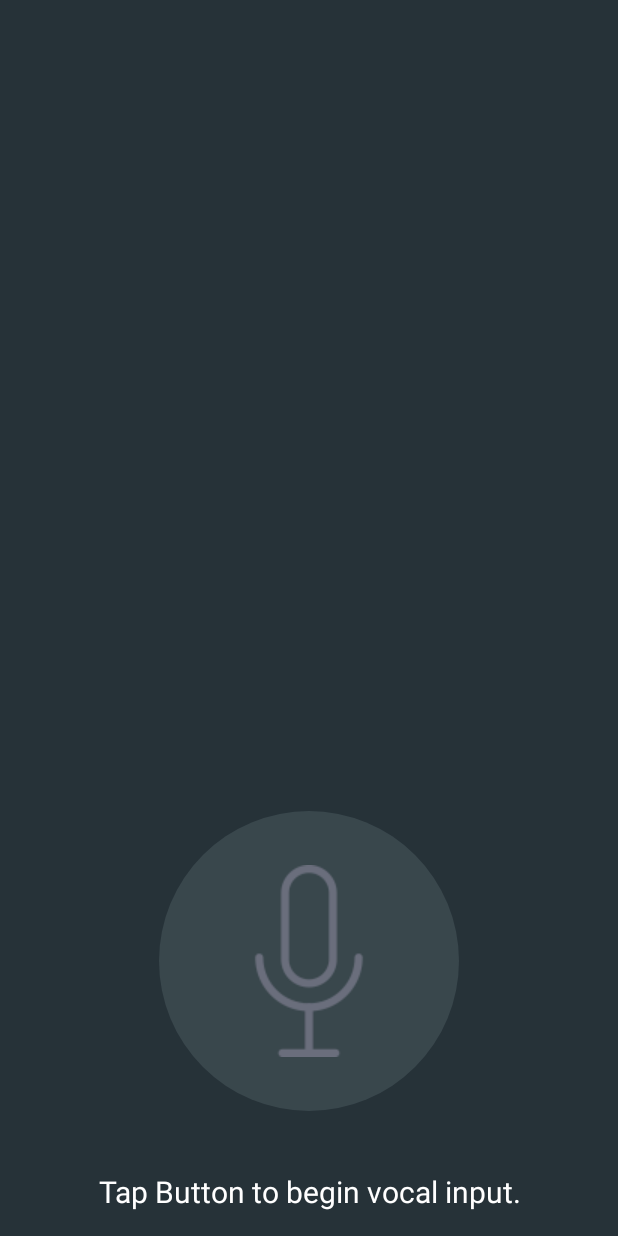
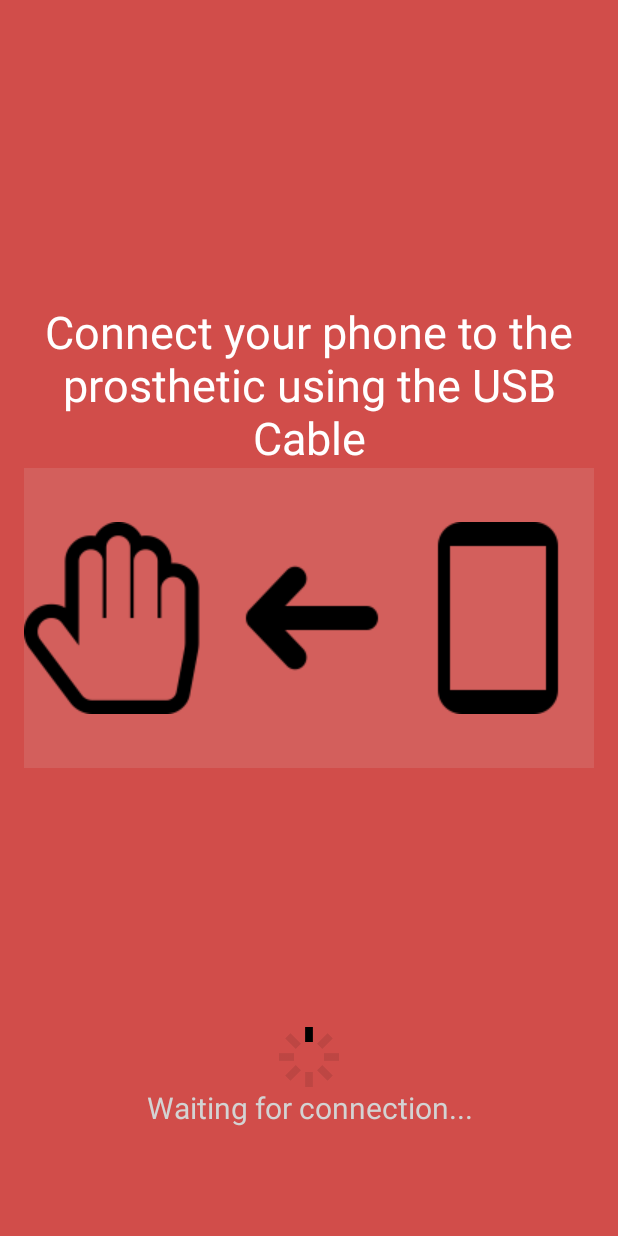
Before and after one commit to FelixWaweru/M-Kono, an Android app: the layout connection.xml on its own in the app's theme, with its tools: preview values and no code run, on a phone screen of 412 x 824 dp. Run offline under Robolectric (Android 15) with nearby library versions, the phone set to English and light mode, and no system bars.

Commit message:
Android application with normal USB connection

```diff
--- a/app/src/main/java/mkono/com/m_kono/splash.java
+++ b/app/src/main/java/mkono/com/m_kono/splash.java
@@ -27,7 +27,7 @@ public class splash extends Activity {
             @Override
             public void onAnimationEnd(Animation animation) {
                 finish();
-                Intent i = new Intent(splash.this,MainActivity.class);
+                Intent i = new Intent(splash.this,Connection.class);
                 startActivity(i);
             }
 
--- a/app/src/main/res/layout/activity_main.xml
+++ b/app/src/main/res/layout/activity_main.xml
@@ -3,7 +3,7 @@
     android:layout_height="match_parent" android:paddingLeft="@dimen/activity_horizontal_margin"
     android:paddingRight="@dimen/activity_horizontal_margin"
     android:paddingTop="@dimen/activity_vertical_margin"
-    android:paddingBottom="@dimen/activity_vertical_margin" android:background="#43464B" tools:context=".MainActivity">
+    android:paddingBottom="@dimen/activity_vertical_margin" android:background="#B3C00500" tools:context=".MainActivity">
 
     <TextView
         android:text=""
--- a/app/src/main/res/layout/connection.xml
+++ b/app/src/main/res/layout/connection.xml
@@ -3,42 +3,69 @@
     android:layout_height="match_parent" android:paddingLeft="@dimen/activity_horizontal_margin"
     android:paddingRight="@dimen/activity_horizontal_margin"
     android:paddingTop="@dimen/activity_vertical_margin"
-    android:paddingBottom="@dimen/activity_vertical_margin" android:background="@color/material_blue_grey_900" tools:context=".MainActivity">
+    android:paddingBottom="@dimen/activity_vertical_margin" android:background="#B3C00500" tools:context=".MainActivity">
 
     <TextView
-        android:text=""
+        android:text="Connect your phone to the prosthetic using the USB Cable"
         android:layout_width="wrap_content"
         android:layout_height="wrap_content"
-        android:textSize="60dp"
+        android:textSize="30dp"
         android:gravity="center"
         android:textColor="#ffffff"
-        android:id="@+id/textView"
+        android:id="@+id/textView2"
+        android:layout_above="@+id/relativeLayout"
+        android:layout_alignParentLeft="true"
+        android:layout_alignParentStart="true" />
 
-        android:layout_marginTop="94dp"
-        android:layout_alignParentTop="true"
-        android:layout_centerHorizontal="true" />
-
-    <TextView android:text="Tap Button to begin vocal input."
+    <TextView android:text="Waiting for connection..."
         android:layout_width="wrap_content"
         android:layout_height="wrap_content"
         android:textSize="20dp"
         android:gravity="center"
-        android:textColor="#ffffff"
+        android:textColor="#d3d3d3"
         android:id="@+id/text"
+        android:layout_marginBottom="56dp"
         android:layout_alignParentBottom="true"
         android:layout_centerHorizontal="true" />
+    <RelativeLayout
+        android:layout_width="fill_parent"
+        android:layout_height="200dp"
+        android:background="#1AE0FFFF"
+        android:id="@+id/relativeLayout"
+        android:layout_centerVertical="true"
+        android:layout_alignParentRight="true"
+        android:layout_alignParentEnd="true">
 
-    <ImageButton
-        android:onClick="voice"
-        android:id="@+id/voice"
-        android:textSize="20dp"
-        android:layout_height="200dp"
-        android:layout_width="200dp"
-        android:background="@drawable/button"
-        android:src="@drawable/mic"
-        android:gravity="center"
-        android:layout_gravity="bottom"
-        android:layout_marginBottom="40dp"
+    <ImageView
+        android:layout_width="wrap_content"
+        android:layout_height="wrap_content"
+        android:src="@drawable/hand"
+        android:id="@+id/imageView2"
+        android:layout_centerVertical="true"
+        android:layout_alignParentLeft="true"
+        android:layout_alignParentStart="true" />
+    <ImageView
+        android:layout_width="wrap_content"
+        android:layout_height="wrap_content"
+        android:src="@drawable/arrow"
+        android:id="@+id/imageView3"
+        android:layout_alignTop="@+id/imageView2"
+        android:layout_toRightOf="@+id/imageView2"
+        android:layout_toEndOf="@+id/imageView2" />
+    <ImageView
+        android:layout_width="wrap_content"
+        android:layout_height="wrap_content"
+        android:src="@drawable/phone"
+        android:layout_alignTop="@+id/imageView3"
+        android:layout_alignParentRight="true"
+        android:layout_alignParentEnd="true"
+        android:id="@+id/imageView4" />
+    </RelativeLayout>
+    <ImageView
+        android:layout_width="40dp"
+        android:layout_height="40dp"
+        android:src="@drawable/loading"
+        android:id="@+id/loading"
         android:layout_above="@+id/text"
         android:layout_centerHorizontal="true" />
 
```
Also changed, not shown: app/src/main/AndroidManifest.xml (+12 -3 lines), app/src/main/java/mkono/com/m_kono/Connection.java (+42 -0 lines), app/src/main/java/mkono/com/m_kono/MainActivity.java (+11 -1 lines), app/src/main/res/layout/splash.xml (+20 -8 lines), app/src/main/res/drawable/arrow.png (added), app/src/main/res/drawable/hand.png (added), app/src/main/res/drawable/icon.png (added), app/src/main/res/drawable/loading.png (added), app/src/main/res/drawable/phone.png (added), app/src/main/res/drawable/splash.jpg, app/src/main/res/mipmap-hdpi/ic_launcher.png, app/src/main/res/mipmap-mdpi/ic_launcher.png, app/src/main/res/mipmap-xhdpi/ic_launcher.png, app/src/main/res/mipmap-xxhdpi/ic_launcher.png, 1 more files, 2 other files.
